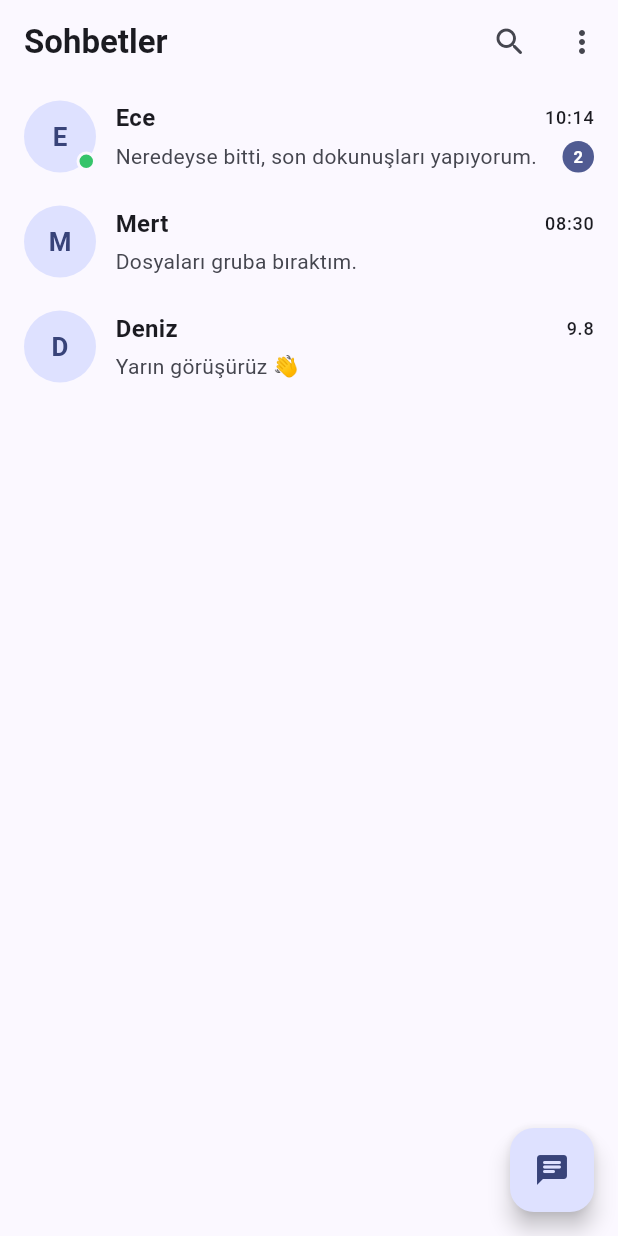
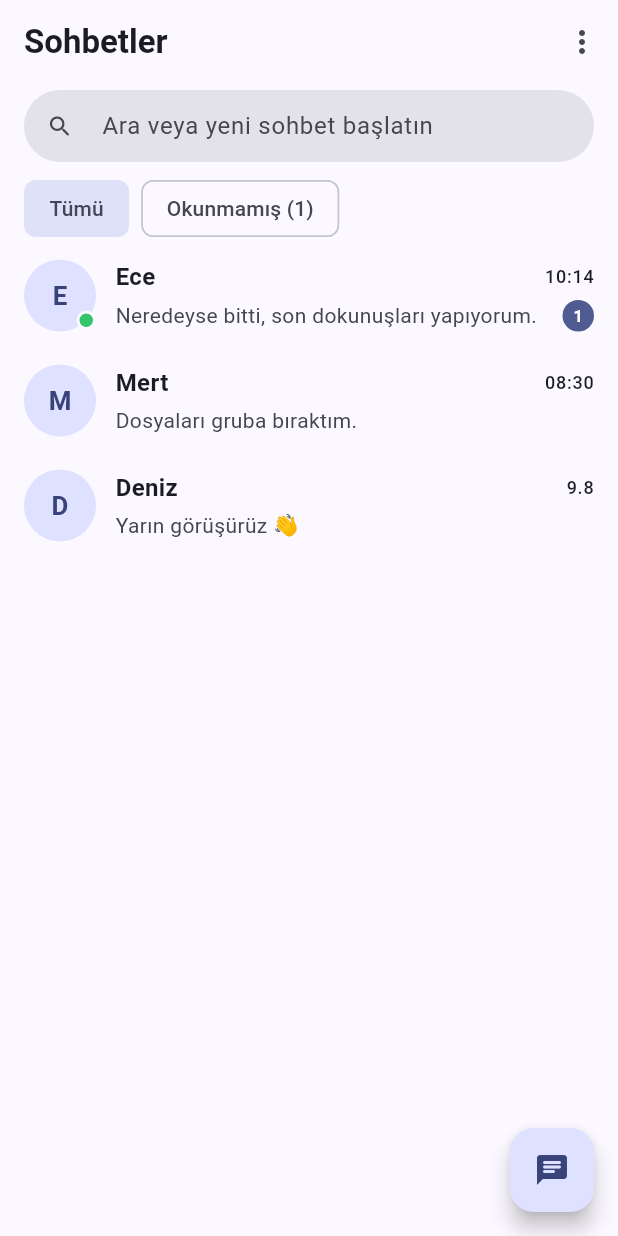
Before and after one commit to berenysrr/chat-app-group, a Flutter app: the screen it shows after launch, on a phone screen of 412 x 824 dp. Run offline on Flutter 3.47's test engine with Material 3 defaults, Android fonts, the phone set to English and light mode, and no system bars.

Commit message:
feat(chat): add searchable chat list filters

```diff
--- a/frontend/real_time_chat/lib/chat/screens/chat_list_screen.dart
+++ b/frontend/real_time_chat/lib/chat/screens/chat_list_screen.dart
@@ -7,13 +7,34 @@ import '../services/web_socket_service.dart';
 import '../widgets/chat_widgets.dart';
 import 'chat_detail_screen.dart';
 
-class ChatListScreen extends StatelessWidget {
+enum _ChatFilter { all, unread }
+
+class ChatListScreen extends StatefulWidget {
   const ChatListScreen({super.key});
+  @override
+  State<ChatListScreen> createState() => _ChatListScreenState();
+}
+
+class _ChatListScreenState extends State<ChatListScreen> {
+  String _query = '';
+  _ChatFilter _filter = _ChatFilter.all;
 
   @override
   Widget build(BuildContext context) {
     final controller = context.watch<ChatController>();
-    final previews = _previews(controller);
+    final allPreviews = _previews(controller);
+    final unreadConversations = allPreviews
+        .where((item) => item.unreadCount > 0)
+        .length;
+    final previews = allPreviews.where((preview) {
+      final queryMatches =
+          preview.user.username.toLowerCase().contains(_query) ||
+          preview.lastMessage.toLowerCase().contains(_query);
+      final filterMatches =
+          _filter == _ChatFilter.all || preview.unreadCount > 0;
+      return queryMatches && filterMatches;
+    }).toList();
+
     return Scaffold(
       appBar: AppBar(
         title: const Text(
@@ -21,7 +42,6 @@ class ChatListScreen extends StatelessWidget {
           style: TextStyle(fontWeight: FontWeight.w700),
         ),
         actions: [
-          IconButton(onPressed: () {}, icon: const Icon(Icons.search_rounded)),
           IconButton(
             onPressed: () {},
             icon: const Icon(Icons.more_vert_rounded),
@@ -35,22 +55,66 @@ class ChatListScreen extends StatelessWidget {
             reconnecting:
                 controller.connection == SocketConnectionState.reconnecting,
           ),
-          Expanded(
-            child: ListView.builder(
-              itemCount: previews.length,
-              itemBuilder: (context, index) => _ChatRow(
-                preview: previews[index],
-                online: index == 0 && controller.peerIsOnline,
-                typing: index == 0 && controller.peerIsTyping,
-                onTap: index == 0
-                    ? () => Navigator.of(context).push(
-                        MaterialPageRoute<void>(
-                          builder: (_) => const ChatDetailScreen(),
-                        ),
-                      )
-                    : null,
+          Padding(
+            padding: const EdgeInsets.fromLTRB(16, 4, 16, 8),
+            child: TextField(
+              key: const Key('chat-search'),
+              onChanged: (value) =>
+                  setState(() => _query = value.trim().toLowerCase()),
+              decoration: InputDecoration(
+                hintText: 'Ara veya yeni sohbet başlatın',
+                prefixIcon: const Icon(Icons.search_rounded),
+                filled: true,
+                fillColor: Theme.of(
+                  context,
+                ).colorScheme.surfaceContainerHighest,
+                border: OutlineInputBorder(
+                  borderRadius: BorderRadius.circular(28),
+                  borderSide: BorderSide.none,
+                ),
               ),
             ),
+          ),
+          SizedBox(
+            height: 46,
+            child: ListView(
+              scrollDirection: Axis.horizontal,
+              padding: const EdgeInsets.symmetric(horizontal: 16),
+              children: [
+                _FilterChip(
+                  label: 'Tümü',
+                  selected: _filter == _ChatFilter.all,
+                  onSelected: () => setState(() => _filter = _ChatFilter.all),
+                ),
+                const SizedBox(width: 8),
+                _FilterChip(
+                  label: 'Okunmamış ($unreadConversations)',
+                  selected: _filter == _ChatFilter.unread,
+                  onSelected: () =>
+                      setState(() => _filter = _ChatFilter.unread),
+                ),
+              ],
+            ),
+          ),
+          Expanded(
+            child: previews.isEmpty
+                ? const _EmptyResults()
+                : ListView.builder(
+                    itemCount: previews.length,
+                    itemBuilder: (context, index) {
+                      final preview = previews[index];
+                      final active =
+                          preview.conversationId == controller.conversationId;
+                      return _ChatRow(
+                        preview: preview,
+                        online: active && controller.peerIsOnline,
+                        typing: active && controller.peerIsTyping,
+                        onTap: active
+                            ? () => _openConversation(controller)
+                            : null,
+                      );
+                    },
+                  ),
           ),
         ],
       ),
@@ -59,6 +123,14 @@ class ChatListScreen extends StatelessWidget {
         child: const Icon(Icons.chat_rounded),
       ),
     );
+  }
+
+  Future<void> _openConversation(ChatController controller) async {
+    controller.openConversation();
+    await Navigator.of(
+      context,
+    ).push(MaterialPageRoute<void>(builder: (_) => const ChatDetailScreen()));
+    controller.closeConversation();
   }
 
   List<ChatPreview> _previews(ChatController controller) => [
@@ -71,7 +143,7 @@ class ChatListScreen extends StatelessWidget {
       updatedAt: controller.messages.isEmpty
           ? DateTime.now()
           : controller.messages.last.createdAt,
-      unreadCount: 2,
+      unreadCount: controller.unreadCount,
     ),
     ChatPreview(
       conversationId: 4,
@@ -86,6 +158,46 @@ class ChatListScreen extends StatelessWidget {
       updatedAt: DateTime.now().subtract(const Duration(days: 1)),
     ),
   ];
+}
+
+class _FilterChip extends StatelessWidget {
+  const _FilterChip({
+    required this.label,
+    required this.selected,
+    required this.onSelected,
+  });
+  final String label;
+  final bool selected;
+  final VoidCallback onSelected;
+  @override
+  Widget build(BuildContext context) => ChoiceChip(
+    label: Text(label),
+    selected: selected,
+    onSelected: (_) => onSelected(),
+    showCheckmark: false,
+  );
+}
+
+class _EmptyResults extends StatelessWidget {
+  const _EmptyResults();
+  @override
+  Widget build(BuildContext context) => Center(
+    child: Column(
+      mainAxisSize: MainAxisSize.min,
+      children: [
+        Icon(
+          Icons.search_off_rounded,
+          size: 40,
+          color: Theme.of(context).colorScheme.onSurfaceVariant,
+        ),
+        const SizedBox(height: 8),
+        Text(
+          'Eşleşen sohbet bulunamadı',
+          style: Theme.of(context).textTheme.bodyLarge,
+        ),
+      ],
+    ),
+  );
 }
 
 class _ChatRow extends StatelessWidget {
@@ -150,7 +262,10 @@ class _ChatRow extends StatelessWidget {
                       ),
                     ),
                     if (preview.unreadCount > 0)
-                      _UnreadBadge(count: preview.unreadCount),
+                      _UnreadBadge(
+                        conversationId: preview.conversationId,
+                        count: preview.unreadCount,
+                      ),
                   ],
                 ),
               ],
@@ -163,10 +278,12 @@ class _ChatRow extends StatelessWidget {
 }
 
 class _UnreadBadge extends StatelessWidget {
-  const _UnreadBadge({required this.count});
+  const _UnreadBadge({required this.conversationId, required this.count});
+  final int conversationId;
   final int count;
   @override
   Widget build(BuildContext context) => Container(
+    key: ValueKey('unread-$conversationId'),
     margin: const EdgeInsets.only(left: 8),
     constraints: const BoxConstraints(minWidth: 21, minHeight: 21),
     alignment: Alignment.center,
```
Also changed, not shown: 1 other file.
